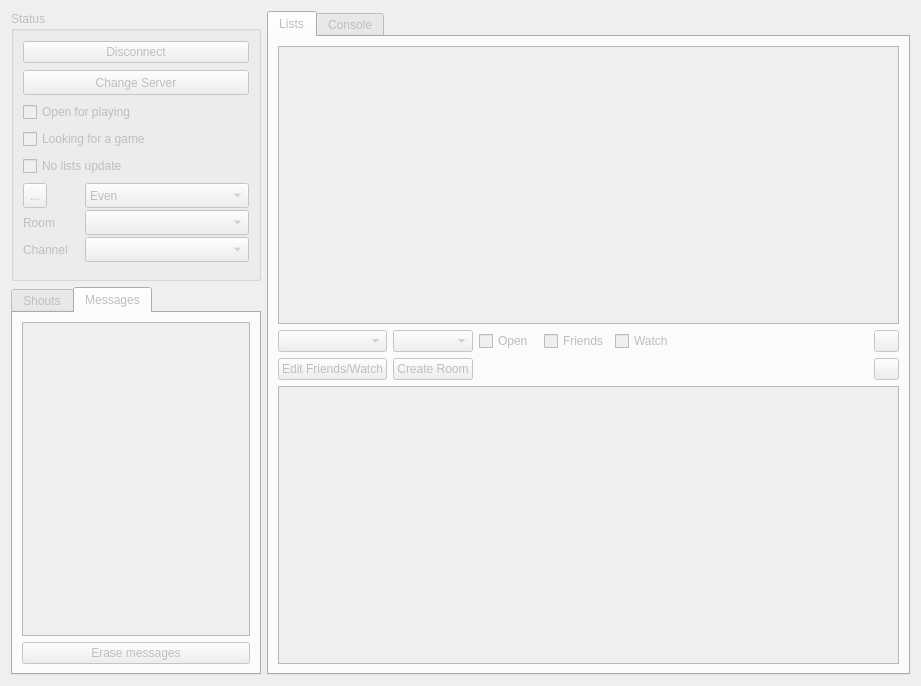
pzorin/qgo, file src/connectionwidget.ui: the form before one commit.
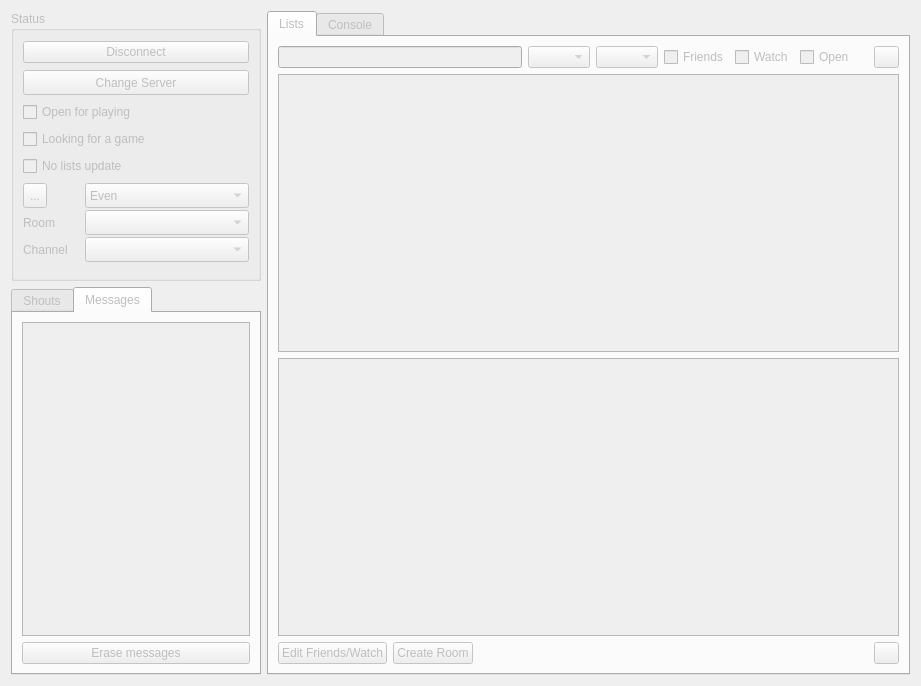
The form after the commit. Icons and pictures are not drawn.

Commit message: Filter player list by nickname

What changed in the file:
```diff
--- a/src/connectionwidget.ui
+++ b/src/connectionwidget.ui
@@ -273,8 +273,13 @@
       <attribute name="title">
        <string>Lists</string>
       </attribute>
-      <layout class="QGridLayout" name="gridLayout_6">
-       <item row="1" column="0">
+      <layout class="QVBoxLayout" name="verticalLayout_3">
+       <item>
+        <layout class="QHBoxLayout" name="horizontalLayout_2">
+         <item>
+          <widget class="QLineEdit" name="playerListFilterLineEdit"/>
+         </item>
+         <item>
         <widget class="QComboBox" name="filterRank1ComboBox">
          <property name="toolTip">
           <string>Only show players within these ranks</string>
@@ -421,7 +426,7 @@
          </item>
         </widget>
        </item>
-       <item row="1" column="1">
+         <item>
         <widget class="QComboBox" name="filterRank2ComboBox">
          <property name="toolTip">
           <string>Only show players within these ranks</string>
@@ -568,67 +573,7 @@
          </item>
         </widget>
        </item>
-       <item row="3" column="0" colspan="9">
-        <widget class="QTableView" name="gamesView">
-         <property name="contextMenuPolicy">
-          <enum>Qt::CustomContextMenu</enum>
-         </property>
-         <property name="selectionMode">
-          <enum>QAbstractItemView::SingleSelection</enum>
-         </property>
-         <property name="selectionBehavior">
-          <enum>QAbstractItemView::SelectRows</enum>
-         </property>
-         <property name="showGrid">
-          <bool>false</bool>
-         </property>
-         <property name="sortingEnabled">
-          <bool>true</bool>
-         </property>
-         <property name="cornerButtonEnabled">
-          <bool>false</bool>
-         </property>
-         <attribute name="verticalHeaderVisible">
-          <bool>false</bool>
-         </attribute>
-        </widget>
-       </item>
-       <item row="0" column="0" colspan="9">
-        <widget class="QTableView" name="playerView">
-         <property name="contextMenuPolicy">
-          <enum>Qt::CustomContextMenu</enum>
-         </property>
-         <property name="selectionMode">
-          <enum>QAbstractItemView::SingleSelection</enum>
-         </property>
-         <property name="selectionBehavior">
-          <enum>QAbstractItemView::SelectRows</enum>
-         </property>
-         <property name="showGrid">
-          <bool>false</bool>
-         </property>
-         <property name="sortingEnabled">
-          <bool>true</bool>
-         </property>
-         <property name="cornerButtonEnabled">
-          <bool>false</bool>
-         </property>
-         <attribute name="verticalHeaderVisible">
-          <bool>false</bool>
-         </attribute>
-        </widget>
-       </item>
-       <item row="1" column="2">
-        <widget class="QCheckBox" name="filterOpenCheckBox">
-         <property name="toolTip">
-          <string>Only show players available for a match</string>
-         </property>
-         <property name="text">
-          <string>Open</string>
-         </property>
-        </widget>
-       </item>
-       <item row="1" column="3">
+         <item>
         <widget class="QCheckBox" name="filterFriendsCheckBox">
          <property name="toolTip">
           <string>Only show friends</string>
@@ -638,7 +583,7 @@
          </property>
         </widget>
        </item>
-       <item row="1" column="4">
+         <item>
         <widget class="QCheckBox" name="filterWatchesCheckBox">
          <property name="toolTip">
           <string>Only show games played by watched players</string>
@@ -648,75 +593,17 @@
          </property>
         </widget>
        </item>
-       <item row="2" column="0">
-        <widget class="QPushButton" name="editFriendsWatchesButton">
+         <item>
+          <widget class="QCheckBox" name="filterOpenCheckBox">
          <property name="toolTip">
           <string>Change the friends/watches/blocks lists</string>
          </property>
          <property name="text">
-          <string>Edit Friends/Watch</string>
+            <string>Open</string>
          </property>
         </widget>
        </item>
-       <item row="2" column="1">
-        <widget class="QPushButton" name="createRoomButton">
-         <property name="text">
-          <string>Create Room</string>
-         </property>
-        </widget>
-       </item>
-       <item row="2" column="8">
-        <widget class="QPushButton" name="refreshGamesButton">
-         <property name="sizePolicy">
-          <sizepolicy hsizetype="Fixed" vsizetype="Fixed">
-           <horstretch>0</horstretch>
-           <verstretch>0</verstretch>
-          </sizepolicy>
-         </property>
-         <property name="maximumSize">
-          <size>
-           <width>25</width>
-           <height>16777215</height>
-          </size>
-         </property>
-         <property name="toolTip">
-          <string>Refresh games list</string>
-         </property>
-         <property name="text">
-          <string/>
-         </property>
-         <property name="icon">
-          <iconset theme="view-refresh">
-           <normaloff/>
-          </iconset>
-         </property>
-        </widget>
-       </item>
-       <item row="1" column="8">
-        <widget class="QPushButton" name="refreshPlayersButton">
-         <property name="sizePolicy">
-          <sizepolicy hsizetype="Fixed" vsizetype="Fixed">
-           <horstretch>0</horstretch>
-           <verstretch>0</verstretch>
-          </sizepolicy>
-         </property>
-         <property name="maximumSize">
-          <size>
-           <width>25</width>
-           <height>16777215</height>
-          </size>
-         </property>
-         <property name="toolTip">
-          <string>Refresh players list</string>
-         </property>
-         <property name="icon">
-          <iconset theme="view-refresh">
-           <normaloff/>
-          </iconset>
-         </property>
-        </widget>
-       </item>
-       <item row="1" column="7">
+         <item>
         <widget class="QLabel" name="statusUsers">
          <property name="toolTip">
           <string>Current online players / watched players</string>
@@ -731,7 +618,115 @@
          </property>
         </widget>
        </item>
-       <item row="2" column="7">
+         <item>
+          <widget class="QPushButton" name="refreshPlayersButton">
+           <property name="sizePolicy">
+            <sizepolicy hsizetype="Fixed" vsizetype="Fixed">
+             <horstretch>0</horstretch>
+             <verstretch>0</verstretch>
+            </sizepolicy>
+           </property>
+           <property name="maximumSize">
+            <size>
+             <width>25</width>
+             <height>16777215</height>
+            </size>
+           </property>
+           <property name="toolTip">
+            <string>Refresh players list</string>
+           </property>
+           <property name="icon">
+            <iconset theme="view-refresh">
+             <normaloff/>
+            </iconset>
+           </property>
+          </widget>
+         </item>
+        </layout>
+       </item>
+       <item>
+        <widget class="QTableView" name="playerView">
+         <property name="contextMenuPolicy">
+          <enum>Qt::CustomContextMenu</enum>
+         </property>
+         <property name="selectionMode">
+          <enum>QAbstractItemView::SingleSelection</enum>
+         </property>
+         <property name="selectionBehavior">
+          <enum>QAbstractItemView::SelectRows</enum>
+         </property>
+         <property name="showGrid">
+          <bool>false</bool>
+         </property>
+         <property name="sortingEnabled">
+          <bool>true</bool>
+         </property>
+         <property name="cornerButtonEnabled">
+          <bool>false</bool>
+         </property>
+         <attribute name="verticalHeaderVisible">
+          <bool>false</bool>
+         </attribute>
+        </widget>
+       </item>
+       <item>
+        <widget class="QTableView" name="gamesView">
+         <property name="contextMenuPolicy">
+          <enum>Qt::CustomContextMenu</enum>
+         </property>
+         <property name="selectionMode">
+          <enum>QAbstractItemView::SingleSelection</enum>
+         </property>
+         <property name="selectionBehavior">
+          <enum>QAbstractItemView::SelectRows</enum>
+         </property>
+         <property name="showGrid">
+          <bool>false</bool>
+         </property>
+         <property name="sortingEnabled">
+          <bool>true</bool>
+         </property>
+         <property name="cornerButtonEnabled">
+          <bool>false</bool>
+         </property>
+         <attribute name="verticalHeaderVisible">
+          <bool>false</bool>
+         </attribute>
+        </widget>
+       </item>
+       <item>
+        <layout class="QHBoxLayout" name="horizontalLayout_3">
+         <item>
+          <widget class="QPushButton" name="editFriendsWatchesButton">
+           <property name="toolTip">
+            <string>Change the friends/watches/blocks lists</string>
+           </property>
+           <property name="text">
+            <string>Edit Friends/Watch</string>
+           </property>
+          </widget>
+         </item>
+         <item>
+          <widget class="QPushButton" name="createRoomButton">
+           <property name="text">
+            <string>Create Room</string>
+           </property>
+          </widget>
+         </item>
+         <item>
+          <spacer name="horizontalSpacer">
+           <property name="orientation">
+            <enum>Qt::Horizontal</enum>
+           </property>
+           <property name="sizeHint" stdset="0">
+            <size>
+             <width>40</width>
+             <height>20</height>
+            </size>
+           </property>
+          </spacer>
+         </item>
+         <item>
         <widget class="QLabel" name="statusGames">
          <property name="toolTip">
           <string>Displays the number of games currently played on this server and the number of games you are observing or playing</string>
@@ -744,6 +739,35 @@
          </property>
         </widget>
        </item>
+         <item>
+          <widget class="QPushButton" name="refreshGamesButton">
+           <property name="sizePolicy">
+            <sizepolicy hsizetype="Fixed" vsizetype="Fixed">
+             <horstretch>0</horstretch>
+             <verstretch>0</verstretch>
+            </sizepolicy>
+           </property>
+           <property name="maximumSize">
+            <size>
+             <width>25</width>
+             <height>16777215</height>
+            </size>
+           </property>
+           <property name="toolTip">
+            <string>Refresh games list</string>
+           </property>
+           <property name="text">
+            <string/>
+           </property>
+           <property name="icon">
+            <iconset theme="view-refresh">
+             <normaloff/>
+            </iconset>
+           </property>
+          </widget>
+         </item>
+        </layout>
+       </item>
       </layout>
      </widget>
      <widget class="QWidget" name="tab_2">
```
Left out of the diff: 194 changed lines with no effect on the pictures. Lines whose indentation alone changed are shown as unchanged. The commit also changes 2 other files.
